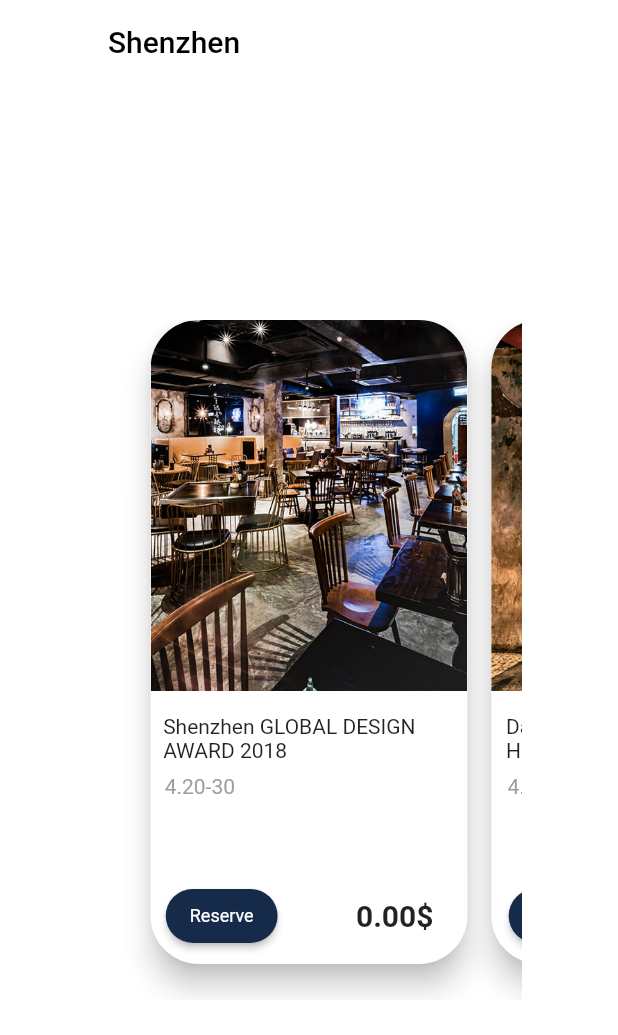
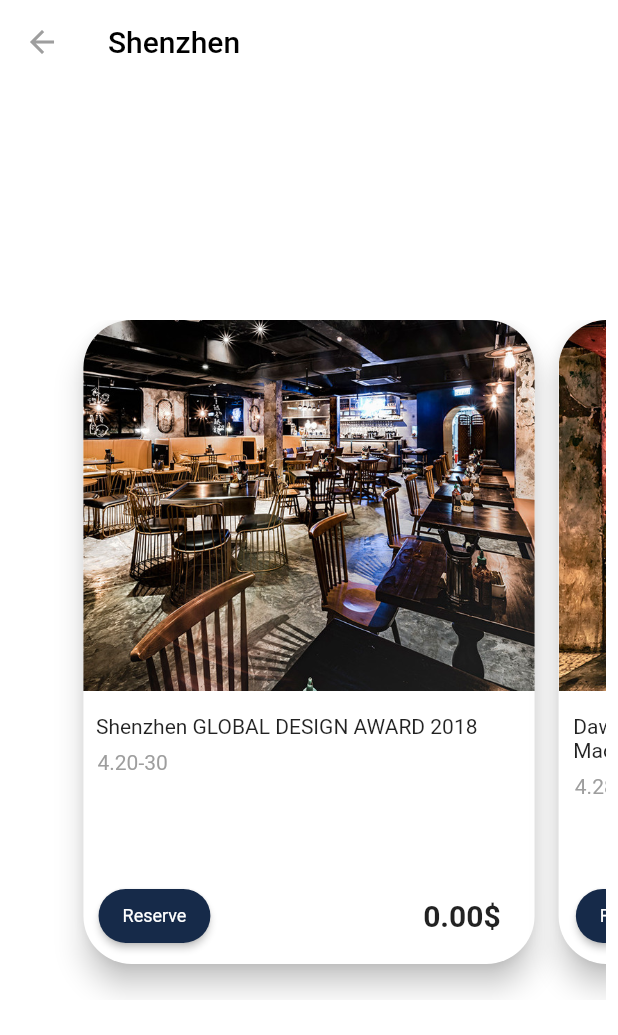
Before and after one commit to vhdrjb/flutter_widgets, a Flutter app: the PageViewSample screen opened by its route, on a phone screen of 412 x 824 dp. Shown: the top 1035 px of the screen. Run offline on Flutter 3.47's test engine with Material 2 defaults, Android fonts, the phone set to English and light mode, and no system bars; our stand-ins replace percent_indicator, transparent_image, tuple.

Commit message:
Widget/animated builder (#3)
* Implement AnimatedBuilder

* update README.md

```diff
--- /dev/null
+++ b/lib/widgets/animated_builder/event.dart
@@ -0,0 +1,34 @@
+import 'package:flutter/cupertino.dart';
+
+class Event {
+  final String _assetName;
+  final String _title;
+  final String _date;
+
+  Event({@required assetName, @required title, @required date})
+      : _assetName = assetName,
+        _title = title,
+        _date = date;
+
+  String get assetName => _assetName;
+
+  String get title => _title;
+
+  String get date => _date;
+}
+
+final List<Event> events = [
+  Event(
+      assetName: "steve-johnson.jpg",
+      title: "Shenzhen GLOBAL DESIGN AWARD 2018",
+      date: "4.20-30"),
+  Event(
+      title: "Dawan District, Guangdong Hong Kong and Macao",
+      date: "4.28-31",
+      assetName: "rodion-kutsaev.jpg"),
+  Event(
+      title: "Shenzhen GLOBAL DESIGN AWARD 2018",
+      date: "4.20-30",
+      assetName: "efe-kurnaz.jpg"),
+
+];
--- a/lib/widgets/pageview/page_view_sample.dart
+++ b/lib/widgets/pageview/page_view_sample.dart
@@ -1,5 +1,6 @@
 import 'package:flutter/material.dart';
 import 'package:flutter_widgets_intro/widgets/pageview/sliding_card.dart';
+import '../animated_builder/event.dart';
 
 class PageViewSample extends StatelessWidget {
   @override
@@ -12,24 +13,25 @@ class PageViewSample extends StatelessWidget {
         ),
         backgroundColor: Colors.white,
         elevation: 0,
+        iconTheme: IconThemeData(color: Colors.grey),
       ),
       body: Container(
         color: Colors.white,
         child: Padding(
-          padding: const EdgeInsets.all(64.0),
-          child: Center(child: _SlidingCardView()),
+          padding: const EdgeInsets.all(8.0),
+          child: Center(child: SlidingCardView()),
         ),
       ),
     );
   }
 }
 
-class _SlidingCardView extends StatefulWidget {
+class SlidingCardView extends StatefulWidget {
   @override
   _SlidingCardViewState createState() => _SlidingCardViewState();
 }
 
-class _SlidingCardViewState extends State<_SlidingCardView> {
+class _SlidingCardViewState extends State<SlidingCardView> {
   PageController _pageController;
   double _pageOffset = 0;
 
@@ -53,24 +55,23 @@ class _SlidingCardViewState extends State<_SlidingCardView> {
   @override
   Widget build(BuildContext context) {
     return SizedBox(
-      height: MediaQuery.of(context).size.height * 0.55,
+      height: MediaQuery
+          .of(context)
+          .size
+          .height * 0.55,
       child: PageView(
         controller: _pageController,
-        children: [
-          SlidingCard(
-            name: "Shenzhen GLOBAL DESIGN AWARD 2018",
-            date: "4.20-30",
-            assetName: "steve-johnson.jpg",
-            offset: _pageOffset,
-          ),
-          SlidingCard(
-            name: "Dawan District, Guangdong Hong Kong and Macao",
-            date: "4.28-31",
-            assetName: "rodion-kutsaev.jpg",
-            offset: _pageOffset - 1,
-          ),
-        ],
+        children: children(),
       ),
     );
   }
+
+  List<Widget> children() {
+    return List.generate(events.length, (index) =>
+        SlidingCard(name: events[index].title,
+            date: events[index].date,
+            assetName: events[index].assetName,
+            offset: _pageOffset - index)
+    );
+  }
 }
```
Also changed, not shown: lib/main.dart (+11 -5 lines), lib/widgets/animated_builder/animated_bottom_sheet.dart (added, +177 -0 lines), lib/widgets/animated_builder/animated_builder_sample.dart (added, +53 -0 lines), lib/widgets/animated_builder/expanded_event_item.dart (added, +76 -0 lines), lib/widgets/animated_builder/sheet_header.dart (added, +24 -0 lines), assets/images/efe-kurnaz.jpg (added), 1 other file.
